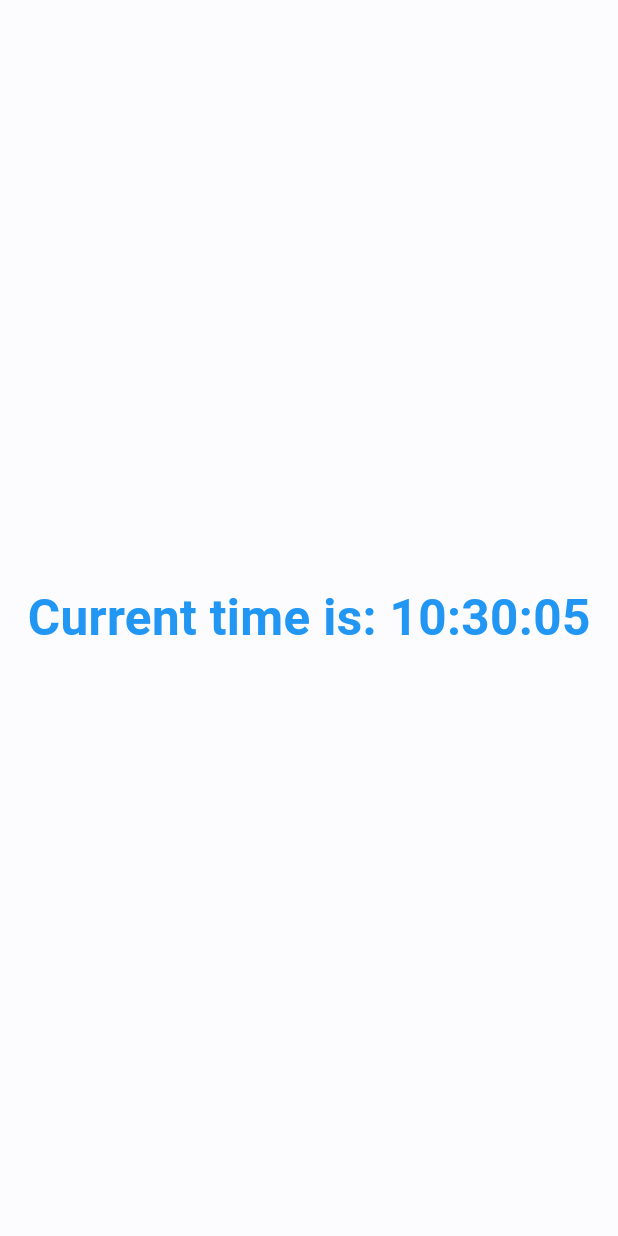
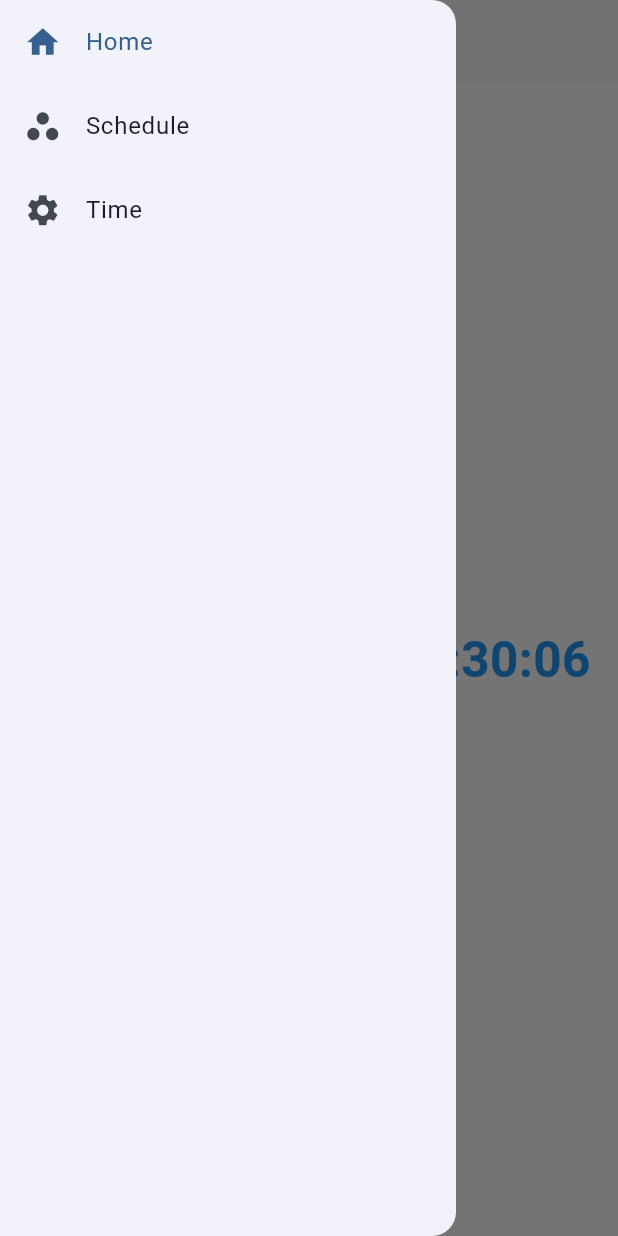
Before and after one commit to lvminh97/MedicineReminder_App, a Flutter app: the screen it shows after launch, with the side drawer open (before the commit the screen has no drawer), on a phone screen of 412 x 824 dp. Run offline on Flutter 3.47's test engine with Material 3 defaults, Android fonts, the phone set to English and light mode, and no system bars; our stand-ins replace sizer.

Commit message:
Add Drawer widget
Signed-off-by: lvminh97 <lvminh97@gmail.com>

```diff
--- a/app/lib/view/Home.dart
+++ b/app/lib/view/Home.dart
@@ -1,6 +1,7 @@
 // ignore_for_file: file_names
 
 import 'package:flutter/material.dart';
+import 'package:medicine_reminder/view/widget/MyDrawer.dart';
 import 'package:sizer/sizer.dart';
 import 'package:intl/intl.dart';
 
@@ -31,6 +32,9 @@ class HomeState extends State<StatefulWidget> {
     return PopScope(
       canPop: false,
       child: Scaffold(
+        appBar: AppBar(
+          title: const Text("Home"),
+        ),
         body: DecoratedBox(
           decoration: const BoxDecoration(
             color: Colors.white54
@@ -51,7 +55,8 @@ class HomeState extends State<StatefulWidget> {
               ),
             ),
           ),
-        )
+        ),
+        drawer: MyDrawer(DrawerSelection.home),
       ),
     );
   }
--- /dev/null
+++ b/app/lib/view/widget/MyDrawer.dart
@@ -0,0 +1,54 @@
+// ignore_for_file: must_be_immutable
+
+import 'package:flutter/material.dart';
+
+enum DrawerSelection {home, schedule, time}
+
+class MyDrawer extends StatelessWidget{
+
+  DrawerSelection _drawerSelection = DrawerSelection.home;
+
+  MyDrawer(DrawerSelection selection, {Key? key}) : super(key: key){
+    _drawerSelection = selection;
+  }
+
+  @override
+  Widget build(BuildContext context) {
+    return Drawer(
+      child: ListView(
+        children: [
+          ListTile(
+            selected: _drawerSelection == DrawerSelection.home,
+            title: const Text("Home"),
+            leading: const Icon(Icons.home, size: 25),
+            onTap: () {
+              if(_drawerSelection != DrawerSelection.home){
+
+              }
+            },
+          ),
+          ListTile(
+            selected: _drawerSelection == DrawerSelection.schedule,
+            title: const Text("Schedule"),
+            leading: const Icon(Icons.workspaces, size: 25),
+            onTap: () {
+              if(_drawerSelection != DrawerSelection.schedule){
+
+              }
+            },
+          ),
+          ListTile(
+            selected: _drawerSelection == DrawerSelection.time,
+            title: const Text("Time"),
+            leading: const Icon(Icons.settings, size: 25),
+            onTap: () {
+              if(_drawerSelection != DrawerSelection.time){
+
+              }
+            },
+          ),
+        ],
+      ),
+    );
+  }
+}
```
